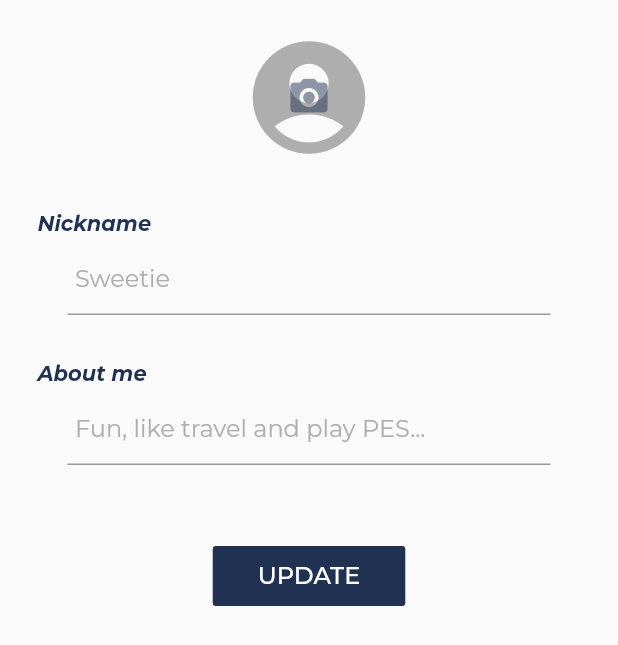
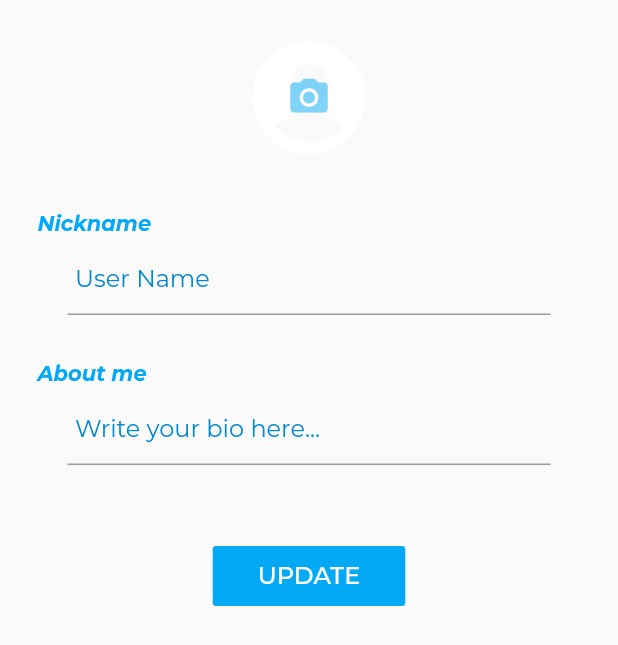
Before and after one commit to Hash-Studios/chatme-flutter, a Flutter app: the SettingsScreen widget shown alone on an empty page, opened directly, on a phone screen of 412 x 824 dp. Shown: the top 645 px of the screen. Run offline on Flutter 3.47's test engine with Material 2 defaults, Android fonts, the light colour scheme and no system bars; our stand-ins replace cached_network_image, cloud_firestore, firebase_auth, firebase_messaging, firebase_storage, flutter_local_notifications and 7 more; accounts and stored records are empty; network calls fail.

Commit message:
updated color scheme

```diff
--- a/lib/const.dart
+++ b/lib/const.dart
@@ -1,7 +1,16 @@
 import 'dart:ui';
 import 'package:flutter/material.dart';
 
-final themeColor = Colors.blueAccent[100];
-final primaryColor = Color(0xff203152);
-final greyColor = Color(0xffaeaeae);
-final greyColor2 = Color(0xffE8E8E8);
+// final themeColor = Colors.blueAccent[100];
+// final primaryColor = Color(0xff203152);
+// final greyColor = Color(0xffaeaeae);
+// final greyColor2 = Color(0xffE8E8E8);
+
+final darkPrimaryColor = Color(0xff0288D1);
+final lightPrimaryColor = Color(0xffB3E5FC);
+final primaryColor = Color(0xff03A9F4);
+final textIconsColor = Color(0xffffffff);
+final accentColor = Color(0xff00BCD4);
+final primaryTextColor = Color(0xff212121);
+final secondaryTextColor = Color(0xff757575);
+final dividerColor = Color(0xffBDBDBD);
--- a/lib/loginPage.dart
+++ b/lib/loginPage.dart
@@ -342,7 +342,7 @@ class LoginScreenState extends State<LoginScreen> {
                   ? Container(
                       child: Center(
                         child: CircularProgressIndicator(
-                          valueColor: AlwaysStoppedAnimation<Color>(themeColor),
+                          valueColor: AlwaysStoppedAnimation<Color>(darkPrimaryColor),
                         ),
                       ),
                       color: Colors.white.withOpacity(0.8),
--- a/lib/settings.dart
+++ b/lib/settings.dart
@@ -174,7 +174,7 @@ class SettingsScreenState extends State<SettingsScreen> {
                                     placeholder: (context, url) => Container(
                                           child: CircularProgressIndicator(
                                             strokeWidth: 2.0,
-                                            valueColor: AlwaysStoppedAnimation<Color>(themeColor),
+                                            valueColor: AlwaysStoppedAnimation<Color>(darkPrimaryColor),
                                           ),
                                           width: 90.0,
                                           height: 90.0,
@@ -191,7 +191,7 @@ class SettingsScreenState extends State<SettingsScreen> {
                               : Icon(
                                   Icons.account_circle,
                                   size: 90.0,
-                                  color: greyColor,
+                                  color: textIconsColor,
                                 ))
                           : Material(
                               child: Image.file(
@@ -211,7 +211,7 @@ class SettingsScreenState extends State<SettingsScreen> {
                         onPressed: getImage,
                         padding: EdgeInsets.all(30.0),
                         splashColor: Colors.transparent,
-                        highlightColor: greyColor,
+                        highlightColor: textIconsColor,
                         iconSize: 30.0,
                       ),
                     ],
@@ -237,9 +237,9 @@ class SettingsScreenState extends State<SettingsScreen> {
                       data: Theme.of(context).copyWith(primaryColor: primaryColor),
                       child: TextField(
                         decoration: InputDecoration(
-                          hintText: 'Sweetie',
+                          hintText: 'User Name',
                           contentPadding: new EdgeInsets.all(5.0),
-                          hintStyle: TextStyle(color: greyColor),
+                          hintStyle: TextStyle(color: darkPrimaryColor),
                         ),
                         controller: controllerNickname,
                         onChanged: (value) {
@@ -264,9 +264,9 @@ class SettingsScreenState extends State<SettingsScreen> {
                       data: Theme.of(context).copyWith(primaryColor: primaryColor),
                       child: TextField(
                         decoration: InputDecoration(
-                          hintText: 'Fun, like travel and play PES...',
+                          hintText: 'Write your bio here...',
                           contentPadding: EdgeInsets.all(5.0),
-                          hintStyle: TextStyle(color: greyColor),
+                          hintStyle: TextStyle(color: darkPrimaryColor),
                         ),
                         controller: controllerAboutMe,
                         onChanged: (value) {
@@ -307,7 +307,7 @@ class SettingsScreenState extends State<SettingsScreen> {
           child: isLoading
               ? Container(
                   child: Center(
-                    child: CircularProgressIndicator(valueColor: AlwaysStoppedAnimation<Color>(themeColor)),
+                    child: CircularProgressIndicator(valueColor: AlwaysStoppedAnimation<Color>(darkPrimaryColor)),
                   ),
                   color: Colors.white.withOpacity(0.8),
                 )
```
Also changed, not shown: lib/chat.dart (+13 -13 lines), lib/main.dart (+8 -9 lines).
